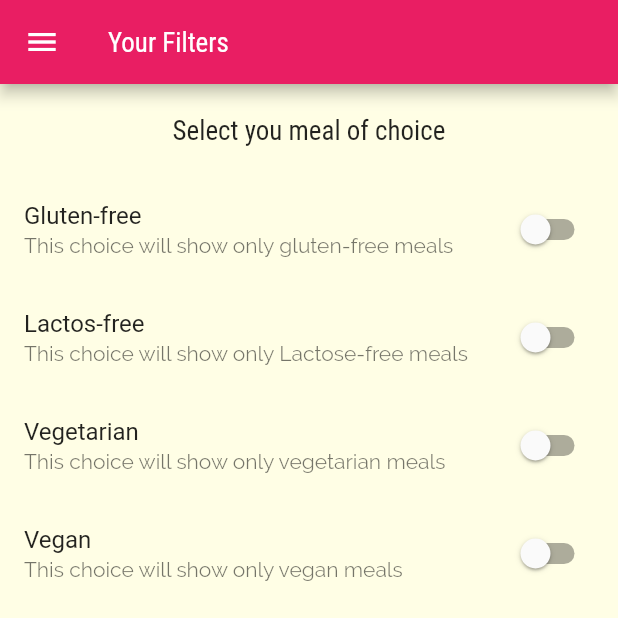
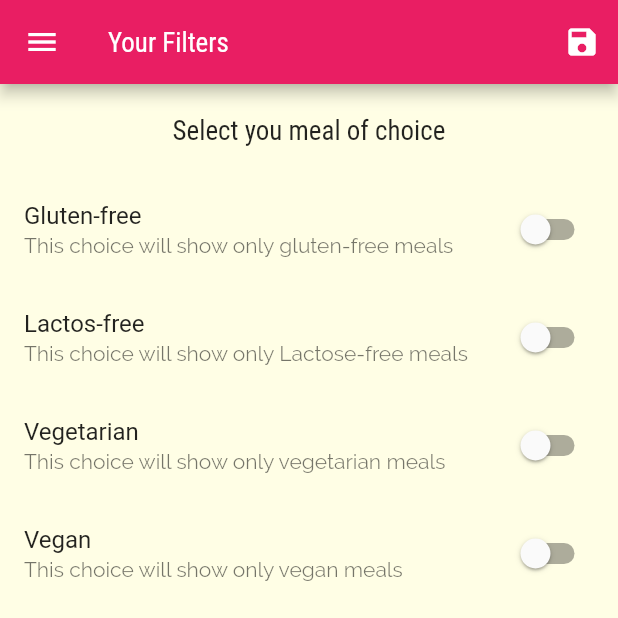
Before and after one commit to iamsyedanish/meal_app, a Flutter app: the FiltersScreen screen opened by its route, on a phone screen of 412 x 824 dp, the top half of it. Run offline on Flutter 3.47's test engine with Material 2 defaults, Android fonts, the light colour scheme and no system bars.

Commit message:
Filters screen logic added

```diff
--- a/lib/main.dart
+++ b/lib/main.dart
@@ -1,3 +1,4 @@
+import 'package:buddy_meal_app/constants/dummy_data.dart';
 import 'package:buddy_meal_app/screens/categories_screen.dart';
 import 'package:buddy_meal_app/screens/category_meal_screen.dart';
 import 'package:buddy_meal_app/screens/filters_screen.dart';
@@ -7,8 +8,48 @@ import 'package:flutter/material.dart';
 
 void main() => runApp(const MyApp());
 
-class MyApp extends StatelessWidget {
+class MyApp extends StatefulWidget {
   const MyApp({super.key});
+
+  @override
+  State<MyApp> createState() => _MyAppState();
+}
+
+class _MyAppState extends State<MyApp> {
+  Map<String, bool> _filters = {
+    'gluten': false,
+    'lactose': false,
+    'vegetarian': false,
+    'vegan': false,
+  };
+
+  var _availableMeals = DUMMY_MEALS;
+
+  void _setFilters(Map<String, bool> filterData) {
+    setState(() {
+      _filters = filterData;
+
+      _availableMeals = DUMMY_MEALS.where((meal) {
+        if (_filters['gluten']! && !meal.isGlutenFree) {
+          return false;
+        }
+
+        if (_filters['vegan']! && !meal.isVegan) {
+          return false;
+        }
+
+        if (_filters['lactose']! && !meal.isLactoseFree) {
+          return false;
+        }
+
+        if (_filters['vegetarian']! && !meal.isVegetarian) {
+          return false;
+        }
+
+        return true;
+      }).toList();
+    });
+  }
 
   @override
   Widget build(BuildContext context) {
@@ -32,9 +73,10 @@ class MyApp extends StatelessWidget {
       routes: {
         '/': (context) => const TabsScreen(),
         CategoryMealScreen.categoryMeal: (context) =>
-            const CategoryMealScreen(),
+            CategoryMealScreen(availableMeals: _availableMeals),
         MealDetailScreen.mealDetail: (context) => const MealDetailScreen(),
-        FiltersScreen.routeName: (context) => const FiltersScreen(),
+        FiltersScreen.routeName: (context) =>
+            FiltersScreen(saveFilters: _setFilters, currentFilters: _filters,),
       },
 
       // onGenerateRoute: ,
--- a/lib/screens/category_meal_screen.dart
+++ b/lib/screens/category_meal_screen.dart
@@ -4,7 +4,8 @@ import 'package:buddy_meal_app/widgets/meal_item.dart';
 import 'package:flutter/material.dart';
 
 class CategoryMealScreen extends StatefulWidget {
-  const CategoryMealScreen({super.key});
+  final List<Meal> availableMeals;
+  const CategoryMealScreen({super.key, required this.availableMeals});
   static const categoryMeal = '/category_meal_screen';
 
   @override
@@ -24,7 +25,7 @@ class _CategoryMealScreenState extends State<CategoryMealScreen> {
           ModalRoute.of(context)!.settings.arguments as Map<String, String>;
       catTitle = routeArgs['title']!;
       catId = routeArgs['id']!;
-      catMeals = DUMMY_MEALS
+      catMeals = widget.availableMeals
           .where((element) => element.categories.contains(catId))
           .toList();
       _loadedInitData = true;
--- a/lib/screens/filters_screen.dart
+++ b/lib/screens/filters_screen.dart
@@ -4,7 +4,10 @@ import '../widgets/main_drawer.dart';
 
 class FiltersScreen extends StatefulWidget {
   static const routeName = '/filters';
-  const FiltersScreen({super.key});
+  final Function saveFilters;
+  final Map<String, bool> currentFilters;
+  const FiltersScreen(
+      {super.key, required this.saveFilters, required this.currentFilters});
 
   @override
   State<FiltersScreen> createState() => _FiltersScreenState();
@@ -15,6 +18,15 @@ class _FiltersScreenState extends State<FiltersScreen> {
   var _vegetarian = false;
   var _vegan = false;
   var _lactoseFree = false;
+
+  @override
+  void initState() {
+    _glutenFree = widget.currentFilters['gluten']!;
+    _lactoseFree = widget.currentFilters['lactose']!;
+    _vegan = widget.currentFilters['vegan']!;
+    _vegetarian = widget.currentFilters['vegetarian']!;
+    super.initState();
+  }
 
   Widget _buildSwitchListTile(
       String title, String subtitle, bool currentValue, Function updateValue) {
@@ -28,7 +40,20 @@ class _FiltersScreenState extends State<FiltersScreen> {
   @override
   Widget build(BuildContext context) {
     return Scaffold(
-      appBar: AppBar(title: const Text("Your Filters")),
+      appBar: AppBar(
+        title: const Text("Your Filters"),
+        actions: [
+          IconButton(
+            icon: const Icon(Icons.save),
+            onPressed: () => widget.saveFilters({
+              'gluten': _glutenFree,
+              'lactose': _lactoseFree,
+              'vegetarian': _vegetarian,
+              'vegan': _vegan,
+            }),
+          ),
+        ],
+      ),
       drawer: const MainDrawer(),
       body: Column(
         children: [
```
